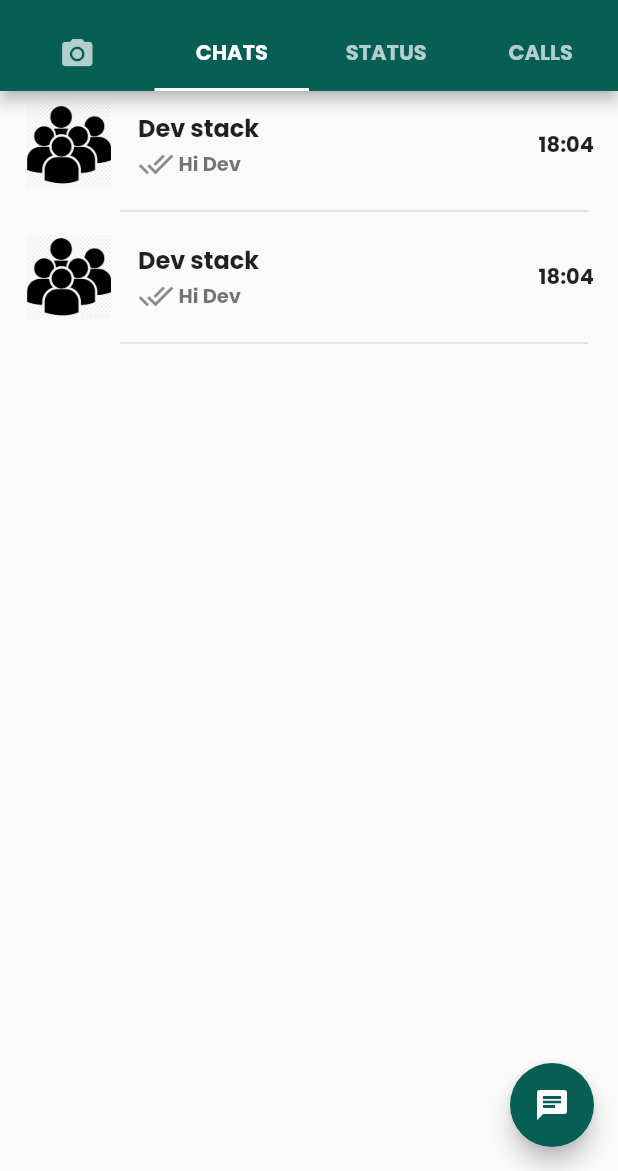
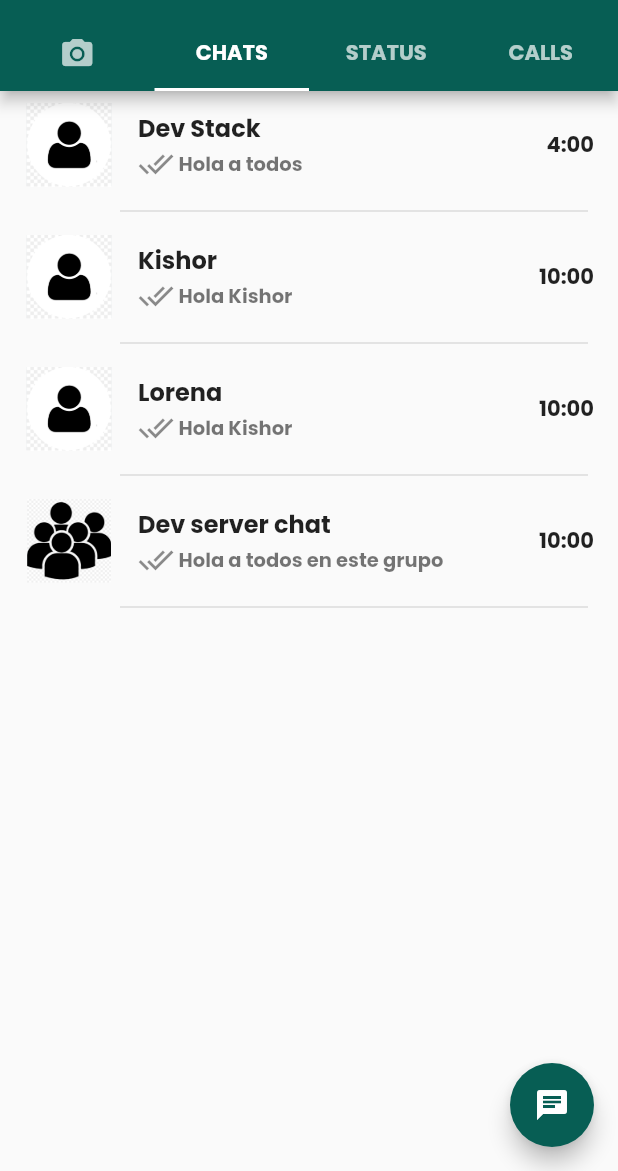
Before and after one commit to Lorena2387/flutter_escritorio, a Flutter app: the screen it shows after launch, on a phone screen of 412 x 824 dp, the part 65-1236 px from its top. Run offline on Flutter 3.47's test engine with Material 2 defaults, Android fonts, the phone set to English and light mode, and no system bars.

Commit message:
implement model folder and implement chatModel class for the listView.builder

```diff
--- a/lib/customUI/custom_card.dart
+++ b/lib/customUI/custom_card.dart
@@ -1,7 +1,9 @@
 import 'package:flutter/material.dart';
+import 'package:flutter_escritorio/model/chat_model.dart';
 
 class CustomCard extends StatelessWidget {
-  const CustomCard({super.key});
+  const CustomCard({super.key, required this.chatModel});
+  final ChatModel chatModel;
 
   @override
   Widget build(BuildContext context) {
@@ -13,12 +15,14 @@ class CustomCard extends StatelessWidget {
             leading: CircleAvatar(
               radius: 30,
               child: Image.asset(
-                "assets/images/groups.png",
+                chatModel.isGropup
+                    ? "assets/images/groups.png"
+                    : "assets/images/person.png",
               ),
               backgroundColor: Colors.blueGrey,
             ),
             title: Text(
-              "Dev stack",
+              chatModel.name,
               style: TextStyle(fontSize: 16, fontWeight: FontWeight.bold),
             ),
             subtitle: Row(
@@ -28,12 +32,12 @@ class CustomCard extends StatelessWidget {
                   width: 3,
                 ),
                 Text(
-                  "Hi Dev",
+                  chatModel.currentMessage,
                   style: TextStyle(fontSize: 13),
                 ),
               ],
             ),
-            trailing: Text("18:04"),
+            trailing: Text(chatModel.time),
           ),
           Padding(
             padding: const EdgeInsets.only(right: 20, left: 80),
--- /dev/null
+++ b/lib/model/chat_model.dart
@@ -0,0 +1,14 @@
+class ChatModel {
+  String name;
+  String icon;
+  bool isGropup;
+  String time;
+  String currentMessage;
+
+  ChatModel(
+      {required this.name,
+      required this.icon,
+      required this.isGropup,
+      required this.time,
+      required this.currentMessage});
+}
--- a/lib/pages/chat_pages.dart
+++ b/lib/pages/chat_pages.dart
@@ -1,5 +1,6 @@
 import 'package:flutter/material.dart';
 import 'package:flutter_escritorio/customUI/custom_card.dart';
+import 'package:flutter_escritorio/model/chat_model.dart';
 
 class ChatPage extends StatefulWidget {
   const ChatPage({super.key});
@@ -9,6 +10,36 @@ class ChatPage extends StatefulWidget {
 }
 
 class _ChatPageState extends State<ChatPage> {
+  List<ChatModel> chats = [
+    ChatModel(
+      name: "Dev Stack",
+      icon: "person.png",
+      isGropup: false,
+      time: "4:00",
+      currentMessage: "Hola a todos",
+    ),
+    ChatModel(
+      name: "Kishor",
+      icon: "person.png",
+      isGropup: false,
+      time: "10:00",
+      currentMessage: "Hola Kishor",
+    ),
+    ChatModel(
+      name: "Lorena",
+      icon: "person.png",
+      isGropup: false,
+      time: "10:00",
+      currentMessage: "Hola Kishor",
+    ),
+    ChatModel(
+      name: "Dev server chat",
+      icon: "group.png",
+      isGropup: true,
+      time: "10:00",
+      currentMessage: "Hola a todos en este grupo",
+    ),
+  ];
   @override
   Widget build(BuildContext context) {
     return Scaffold(
@@ -19,10 +50,10 @@ class _ChatPageState extends State<ChatPage> {
           Icons.chat,
         ),
       ),
-      body: ListView(children: [
-        CustomCard(),
-        CustomCard(),
-      ]),
+      body: ListView.builder(
+        itemCount: chats.length,
+        itemBuilder: (context, index) => CustomCard(chatModel: chats[index]),
+      ),
     );
   }
 }
```
Also changed, not shown: assets/images/person.png (added).
